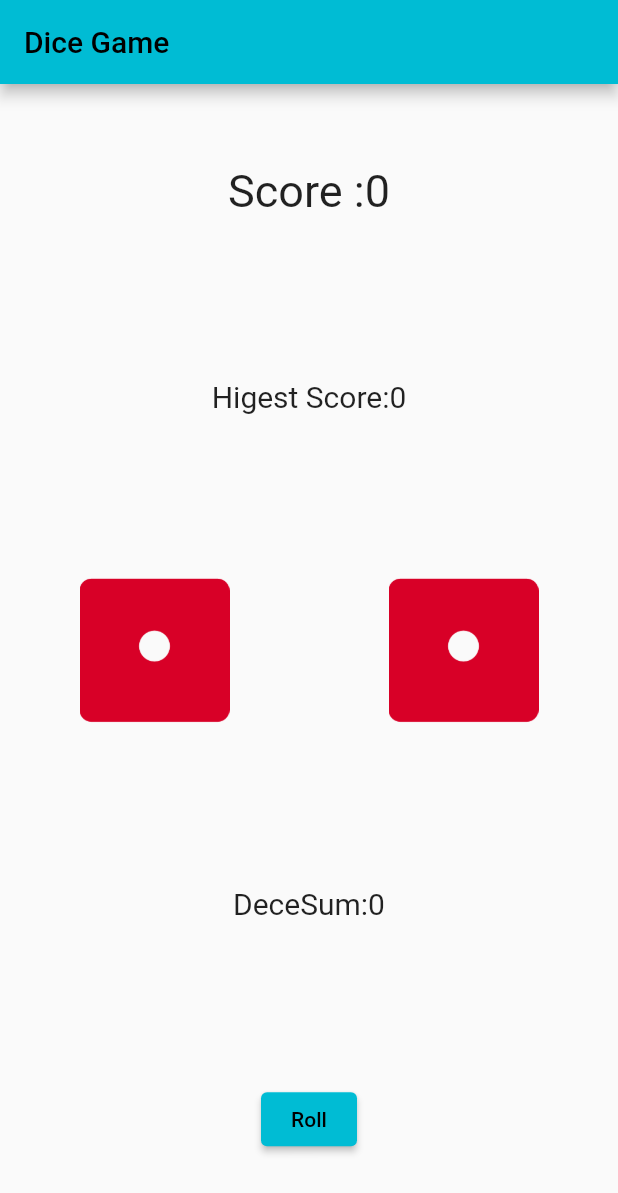
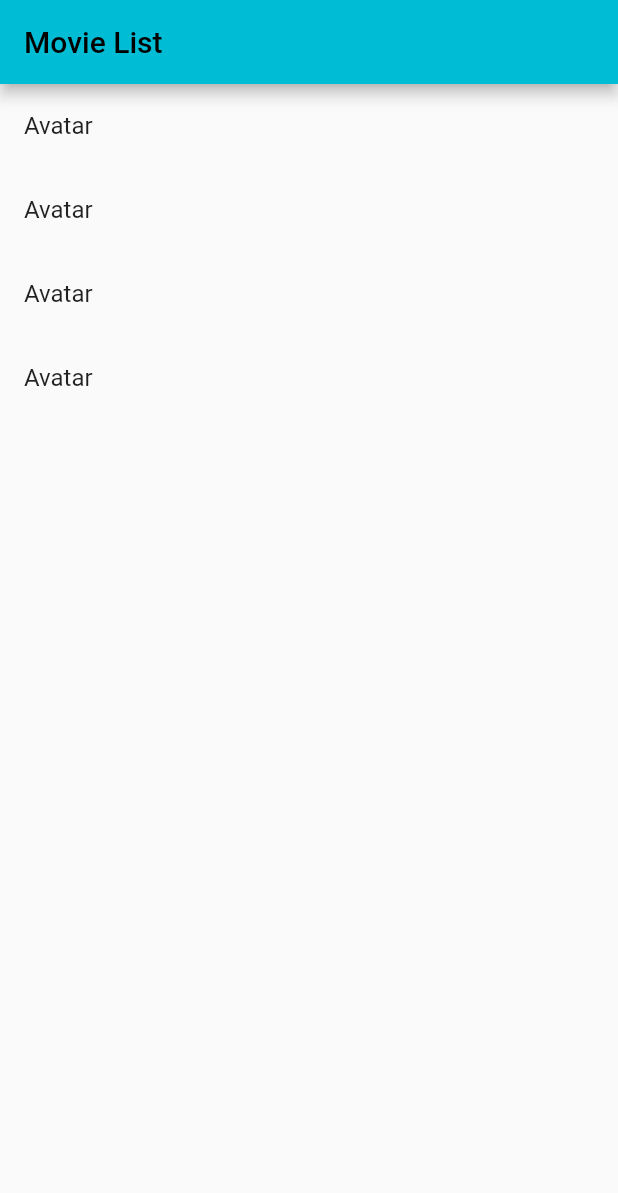
Before and after one commit to JubairAlamOvi02/pc_flutter_BonnySir1, a Flutter app: the screen it shows after launch, on a phone screen of 412 x 824 dp. Shown: the top 1193 px of the screen. Run offline on Flutter 3.47's test engine with Material 2 defaults, Android fonts, the phone set to English and light mode, and no system bars.

Commit message:
listView

```diff
--- /dev/null
+++ b/lib/listViewPage.dart
@@ -0,0 +1,26 @@
+import 'package:flutter/material.dart';
+import 'package:untitled2/temp_db.dart';
+
+class ListViewPage extends StatefulWidget {
+  const ListViewPage({Key? key}) : super(key: key);
+
+  @override
+  State<ListViewPage> createState() => _ListViewPageState();
+}
+
+class _ListViewPageState extends State<ListViewPage> {
+  @override
+  Widget build(BuildContext context) {
+    return Scaffold(
+      appBar: AppBar(
+        title: Text('Movie List'),
+      ),
+      body: ListView(
+        children: movies.map((movie) => ListTile(
+          title: Text(movie.name!),
+        )).toList(),
+
+      ),
+    );
+  }
+}
--- a/lib/main.dart
+++ b/lib/main.dart
@@ -1,6 +1,7 @@
 //import 'package:flutter/cupertino.dart';
 import 'package:flutter/material.dart';
 import 'package:untitled2/dice_game_page.dart';
+import 'package:untitled2/listViewPage.dart';
 
 void main() {
   runApp(MyApp());
@@ -14,7 +15,8 @@ class MyApp extends StatelessWidget {
       debugShowCheckedModeBanner: false,
       theme: ThemeData(primarySwatch: Colors.cyan),
      // home: HomeScreenWidget(),
-     home: DiceGame(),
+     //home: DiceGame(),
+      home: ListViewPage(),
     );
   }
 }
--- /dev/null
+++ b/lib/movie_model.dart
@@ -0,0 +1,16 @@
+class Movie{
+  int? id;
+  String? name ;
+  String? catagory;
+  int? releaseYear;
+  double? rating ;
+  String? image;
+
+  Movie(
+      {this.id,
+      this.name,
+      this.catagory,
+      this.releaseYear,
+      this.rating,
+      this.image});
+}
--- /dev/null
+++ b/lib/temp_db.dart
@@ -0,0 +1,15 @@
+import 'movie_model.dart';
+
+final movies =[
+  Movie(id: 1,name:'Avatar', catagory:'Action/sci-Fi',releaseYear:2022, rating:10,image:'pictures/avatar.jpg',),
+  Movie(id: 1,name:'Avatar', catagory:'Action/sci-Fi',releaseYear:2012, rating:10,image:'pictures/avatar1.jpg',),
+  Movie(id: 1,name:'Avatar', catagory:'Action/sci-Fi',releaseYear:2012, rating:10,image:'pictures/avatar2.jfif',),
+  Movie(id: 1,name:'Avatar', catagory:'Action/sci-Fi',releaseYear:2012, rating:10,image:'pictures/avatar.jfif',),
+/*  movie(id: 1,name:'Avatar', catagory:'Action/sci-Fi',releaseYear:2012, rating:10,image:'pictures/avatar.jpg',),
+  movie(id: 1,name:'Avatar', catagory:'Action/sci-Fi',releaseYear:2012, rating:10,image:'pictures/avatar.jpg',),
+  movie(id: 1,name:'Avatar', catagory:'Action/sci-Fi',releaseYear:2012, rating:10,image:'pictures/avatar.jpg',),
+  movie(id: 1,name:'Avatar', catagory:'Action/sci-Fi',releaseYear:2012, rating:10,image:'pictures/avatar.jpg',),
+  movie(id: 1,name:'Avatar', catagory:'Action/sci-Fi',releaseYear:2012, rating:10,image:'pictures/avatar.jpg',),
+  movie(id: 1,name:'Avatar', catagory:'Action/sci-Fi',releaseYear:2012, rating:10,image:'pictures/avatar.jpg',),
+  movie(id: 1,name:'Avatar', catagory:'Action/sci-Fi',releaseYear:2012, rating:10,image:'pictures/avatar.jpg',),*/
+];
```
Also changed, not shown: pictures/avatar.jpg (added), pictures/avatar1.jpg (added), 2 other files.
